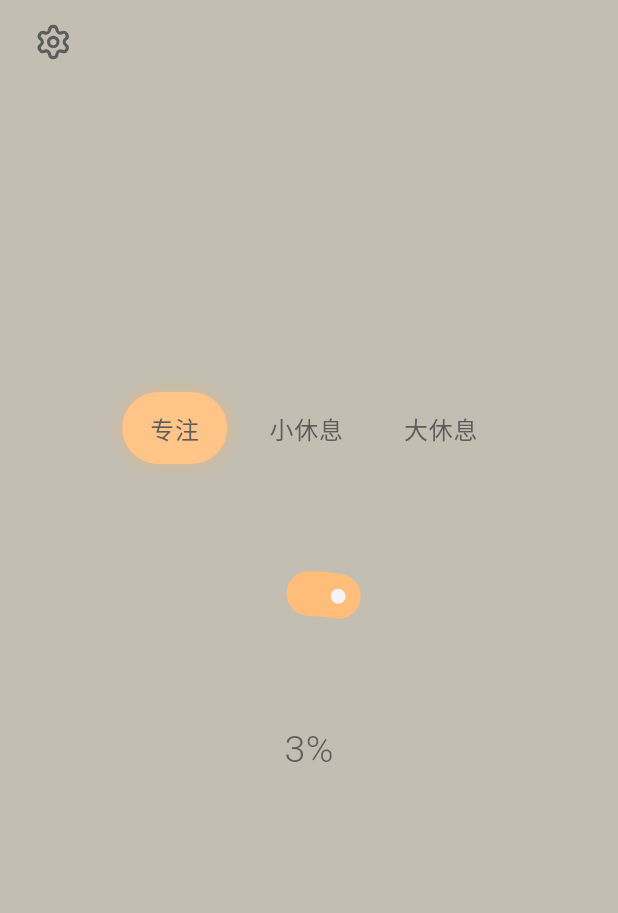
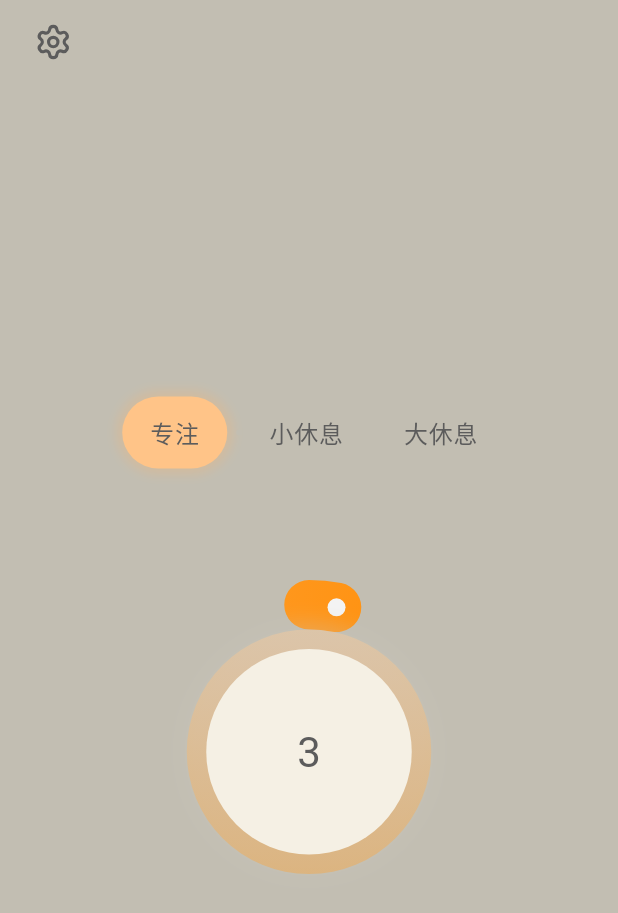
Before and after one commit to lushangkan/PomoTimer, a Flutter app: the screen it shows after launch, on a phone screen of 412 x 824 dp. Shown: the top 913 px of the screen. Run offline on Flutter 3.47's test engine with Material 3 defaults, Android fonts, the phone set to English and light mode, and no system bars; drawn by our look-alikes of sleek_circular_slider; our stand-ins replace flex_color_scheme, from_css_color, go_router, logger, lucide_icons, shared_preferences and 1 more; missing offline and left inert: reflectable; Roboto replaces fonts that are missing (MiSans); statements that could not run were skipped.

Commit message:
feat: Updated circular slider style
Updated circular slider style

```diff
--- a/lib/states/main_states.dart
+++ b/lib/states/main_states.dart
@@ -1,11 +1,10 @@
 import 'dart:convert';
 import 'dart:core';
+
 import 'package:flutter/widgets.dart';
 import 'package:json_annotation/json_annotation.dart';
 import 'package:pomotimer/common/logger.dart';
-import 'package:pomotimer/common/string_utils.dart';
 import 'package:shared_preferences/shared_preferences.dart';
-import 'package:reflectable/reflectable.dart';
 
 import '../common/reflector.dart';
 
@@ -13,6 +12,7 @@ part 'main_states.g.dart';
 
 @reflector
 @JsonSerializable()
+// TODO: 完善单元测试
 class MainStates extends ChangeNotifier {
   /// @loadFromStorage 是否从储存中加载
 
@@ -72,7 +72,7 @@ class MainStates extends ChangeNotifier {
     dynamic json;
 
     try {
-      json = jsonDecode(jsonText!);
+      json = jsonDecode(jsonText);
       if (json != null) {
         json = json as Map<String, dynamic>;
       } else {
--- a/lib/widgets/pages/home_page.dart
+++ b/lib/widgets/pages/home_page.dart
@@ -322,26 +322,97 @@ class AttributeSelector extends StatelessWidget {
     ThemeData theme = Theme.of(context);
     ColorScheme colorScheme = theme.colorScheme;
 
+    const double sliderSize = 229;
+    const double progressBarWidth = 33;
+    const double innerSize = sliderSize - progressBarWidth * 2;
+
     return SleekCircularSlider(
       min: 0,
       max: 100,
       initialValue: 3,
-      innerWidget: (double value) => Center(
-        child: Text(
-          "${value.toInt()}%",
-          style: AppTextStyle.generate(
-            fontWeight: FontWeight.w300,
-            fontSize: 25,
+      innerWidget: (double value) => CircularSliderInner(size: innerSize, value: value),
+      appearance: AppCircularSliderAppearance(
+        sliderSize: sliderSize,
+        progressWidth: progressBarWidth,
+        colorScheme: colorScheme
+      ),
+      onChange: (double value) {
+        print(value);
+      },
+    );
+  }
+}
+
+class CircularSliderInner extends StatelessWidget {
+  const CircularSliderInner({super.key, required this.size, required this.value});
+
+  final double size;
+  final double value;
+
+  @override
+  Widget build(BuildContext context) {
+    ThemeData theme = Theme.of(context);
+    ColorScheme colorScheme = theme.colorScheme;
+
+    TextStyle? textTheme = AppTextStyle.generateWithTextStyle(theme.textTheme.headlineMedium!);
+
+    return Center(
+      child: Container(
+        width: size,
+        height: size,
+        decoration: BoxDecoration(
+            color: Colors.white,
+            borderRadius: BorderRadius.circular(9999),
+            boxShadow: [
+              BoxShadow(
+                color: colorScheme.surface.lighten(3).withOpacity(0.3),
+                blurRadius: 10,
+                spreadRadius: 5,
+              )
+            ],
+            gradient: LinearGradient(
+              begin: Alignment.topCenter,
+              end: Alignment.bottomCenter,
+              colors: [
+                colorScheme.primary.lighten(10).withOpacity(0.4),
+                colorScheme.secondary.lighten(10).withOpacity(0.4),
+              ],
             ),
         ),
+        child: Center(
+            child: Container(
+              width: size - 26,
+              height: size - 26,
+              decoration: BoxDecoration(
+                  color: colorScheme.background,
+                  borderRadius: BorderRadius.circular(9999)
               ),
-      appearance: CircularSliderAppearance(
-        size: 238,
+              child: Center(
+                child: Text(
+                  value.toInt().toString(),
+                  style: textTheme,
+                ),
+              ),
+            )
+        ),
+      ),
+    );
+  }
+
+}
+
+class AppCircularSliderAppearance extends CircularSliderAppearance {
+  AppCircularSliderAppearance({
+    required this.sliderSize,
+    required this.progressWidth,
+    required this.colorScheme
+  }) : super(
+    size: sliderSize,
     customWidths: CustomSliderWidths(
-          trackWidth: 11,
-          progressBarWidth: 30,
+      trackWidth: progressWidth,
+      progressBarWidth: progressWidth,
       shadowWidth: 30 * 1.4,
-          handlerSize: 5,
+      handlerSize: 6,
     ),
     customColors: CustomSliderColors(
       // 背景颜色
@@ -349,9 +420,11 @@ class AttributeSelector extends StatelessWidget {
       // 进度条颜色
       progressBarColors: [
         colorScheme.primary,
-            colorScheme.primary.lighten(5)
+        colorScheme.secondary,
       ],
-          dynamicGradient: true,
+      gradientStartAngle: 270,
+      gradientEndAngle: 270 + 180,
+      dynamicGradient: false,
       dotColor: fromCssColor('#F3F3F3'),
       shadowColor: colorScheme.primary.withOpacity(0.25),
       shadowMaxOpacity: 0.19,
@@ -359,12 +432,12 @@ class AttributeSelector extends StatelessWidget {
     ),
     startAngle: 270,
     angleRange: 360,
-      ),
-      onChange: (double value) {
-        print(value);
-      },
   );
-  }
+
+  final double sliderSize;
+  final double progressWidth;
+  final ColorScheme colorScheme;
+
 }
 
 class TimeDisplay extends StatelessWidget {
```
Also changed, not shown: 1 other file. Lines whose indentation alone changed are shown as unchanged.
